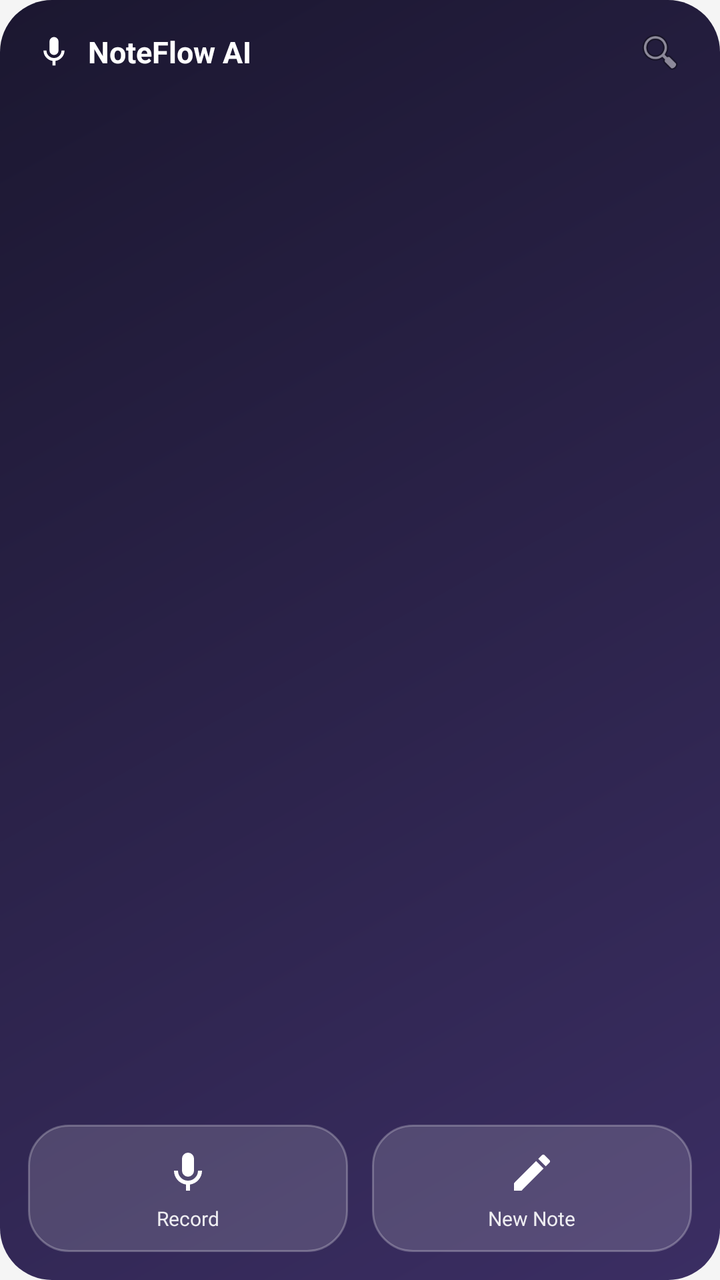
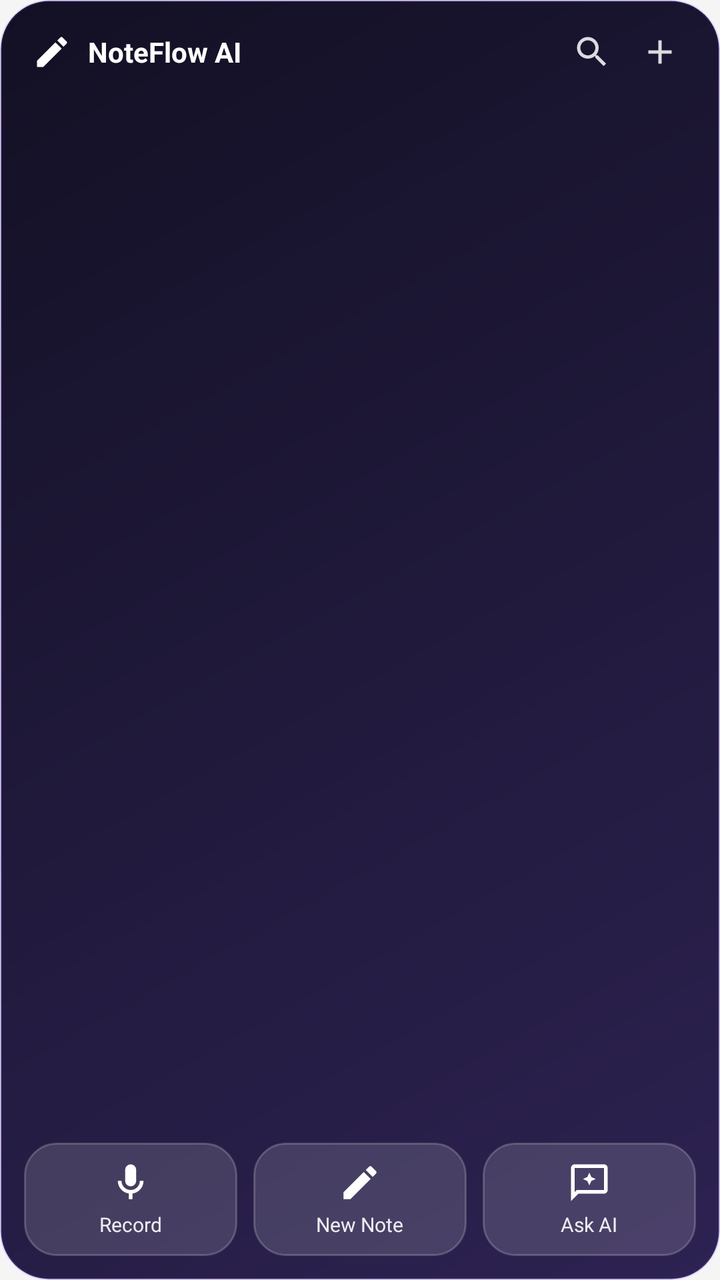

Screens rendered from an Android XML layout before and after an edit, with the pre-edit source and the edit as a unified diff.
<!-- AndroidManifest.xml: application theme Theme.NoteFlowAI -->
<!-- res/layout/widget_layout.xml -->
<?xml version="1.0" encoding="utf-8"?>
<LinearLayout xmlns:android="http://schemas.android.com/apk/res/android"
    android:layout_width="match_parent"
    android:layout_height="match_parent"
    android:orientation="vertical"
    android:background="@drawable/widget_background"
    android:padding="14dp">

    
    <LinearLayout
        android:id="@+id/widgetTitle"
        android:layout_width="match_parent"
        android:layout_height="wrap_content"
        android:orientation="horizontal"
        android:gravity="center_vertical"
        android:paddingHorizontal="4dp"
        android:paddingBottom="8dp">

        <ImageView
            android:layout_width="18dp"
            android:layout_height="18dp"
            android:src="@drawable/ic_notification_mic"
            android:layout_marginEnd="8dp" />

        <TextView
            android:id="@+id/widgetTitleText"
            android:layout_width="0dp"
            android:layout_height="wrap_content"
            android:layout_weight="1"
            android:text="@string/app_name"
            android:textSize="15sp"
            android:textStyle="bold"
            android:textColor="#FFFFFF" />

        <ImageView
            android:id="@+id/widgetSearchBtn"
            android:layout_width="24dp"
            android:layout_height="24dp"
            android:src="@android:drawable/ic_menu_search"
            android:alpha="0.8" />
    </LinearLayout>

    
    <ListView
        android:id="@+id/widgetNotesList"
        android:layout_width="match_parent"
        android:layout_height="0dp"
        android:layout_weight="1"
        android:divider="@android:color/transparent"
        android:dividerHeight="0dp"
        android:scrollbars="none" />

    
    <TextView
        android:id="@+id/widgetEmptyText"
        android:layout_width="match_parent"
        android:layout_height="0dp"
        android:layout_weight="1"
        android:gravity="center"
        android:text="No notes yet"
        android:textColor="#80FFFFFF"
        android:textSize="12sp"
        android:visibility="gone" />

    
    <LinearLayout
        android:layout_width="match_parent"
        android:layout_height="wrap_content"
        android:orientation="horizontal"
        android:gravity="center"
        android:paddingTop="8dp">

        <LinearLayout
            android:id="@+id/widgetRecordBtn"
            android:layout_width="0dp"
            android:layout_height="wrap_content"
            android:layout_weight="1"
            android:orientation="vertical"
            android:gravity="center"
            android:background="@drawable/widget_button_bg"
            android:paddingTop="12dp"
            android:paddingBottom="10dp">

            <ImageView
                android:layout_width="24dp"
                android:layout_height="24dp"
                android:src="@drawable/ic_widget_mic" />

            <TextView
                android:id="@+id/widgetRecordLabel"
                android:layout_width="wrap_content"
                android:layout_height="wrap_content"
                android:text="@string/widget_record"
                android:textSize="10sp"
                android:textColor="#E6FFFFFF"
                android:layout_marginTop="4dp" />
        </LinearLayout>

        <LinearLayout
            android:id="@+id/widgetNoteBtn"
            android:layout_width="0dp"
            android:layout_height="wrap_content"
            android:layout_weight="1"
            android:layout_marginStart="12dp"
            android:orientation="vertical"
            android:gravity="center"
            android:background="@drawable/widget_button_bg"
            android:paddingTop="12dp"
            android:paddingBottom="10dp">

            <ImageView
                android:layout_width="24dp"
                android:layout_height="24dp"
                android:src="@drawable/ic_widget_note" />

            <TextView
                android:id="@+id/widgetNoteLabel"
                android:layout_width="wrap_content"
                android:layout_height="wrap_content"
                android:text="@string/widget_new_note"
                android:textSize="10sp"
                android:textColor="#E6FFFFFF"
                android:layout_marginTop="4dp" />
        </LinearLayout>
    </LinearLayout>
</LinearLayout>
<!-- resources referenced by this layout -->
<resources>
  <!-- drawable ic_notification_mic (drawable) -->
  <vector xmlns:android="http://schemas.android.com/apk/res/android"
      android:width="24dp"
      android:height="24dp"
      android:viewportWidth="24"
      android:viewportHeight="24">
      <path
          android:fillColor="#FFFFFFFF"
          android:pathData="M12 14a3 3 0 0 0 3-3V5a3 3 0 0 0-6 0v6a3 3 0 0 0 3 3zm5-3a5 5 0 0 1-10 0H5a7 7 0 0 0 6 6.92V21h2v-3.08A7 7 0 0 0 19 11h-2z" />
  </vector>
  <!-- drawable ic_widget_mic (drawable) -->
  <vector xmlns:android="http://schemas.android.com/apk/res/android"
      android:width="24dp"
      android:height="24dp"
      android:viewportWidth="24"
      android:viewportHeight="24">
      <path
          android:fillColor="#FFFFFFFF"
          android:pathData="M12 14a3 3 0 0 0 3-3V5a3 3 0 0 0-6 0v6a3 3 0 0 0 3 3zm5-3a5 5 0 0 1-10 0H5a7 7 0 0 0 6 6.92V21h2v-3.08A7 7 0 0 0 19 11h-2z" />
  </vector>
  <!-- drawable ic_widget_note (drawable) -->
  <vector xmlns:android="http://schemas.android.com/apk/res/android"
      android:width="24dp"
      android:height="24dp"
      android:viewportWidth="24"
      android:viewportHeight="24">
      <path
          android:fillColor="#FFFFFFFF"
          android:pathData="M3 17.25V21h3.75L17.81 9.94l-3.75-3.75L3 17.25zM20.71 7.04c.39-.39.39-1.02 0-1.41l-2.34-2.34a.9959.9959 0 0 0-1.41 0l-1.83 1.83 3.75 3.75 1.83-1.83z" />
  </vector>
  <!-- drawable widget_background (drawable) -->
  <?xml version="1.0" encoding="utf-8"?>
  <shape xmlns:android="http://schemas.android.com/apk/res/android"
      android:shape="rectangle">
      <gradient
          android:type="linear"
          android:angle="135"
          android:startColor="#3B2E63"
          android:endColor="#1B1730" />
      <corners android:radius="26dp" />
  </shape>
  <!-- drawable widget_button_bg (drawable) -->
  <?xml version="1.0" encoding="utf-8"?>
  <shape xmlns:android="http://schemas.android.com/apk/res/android"
      android:shape="rectangle">
      <solid android:color="#26FFFFFF" />
      <stroke android:width="1dp" android:color="#40FFFFFF" />
      <corners android:radius="20dp" />
  </shape>
  <string name="app_name">NoteFlow AI</string>
  <string name="widget_new_note">New Note</string>
  <string name="widget_record">Record</string>
  <color name="primary">#3F51B5</color>
  <color name="on_primary">#FFFFFFFF</color>
  <color name="secondary">#00BCD4</color>
  <color name="on_secondary">#000000</color>
  <color name="background">#F5F5F5</color>
  <!-- unchanged entries left out for length: 1 -->
</resources>

<!-- the commit's change to res/layout/widget_layout.xml (unified diff, before → after) -->
@@ -1,10 +1,11 @@
 <?xml version="1.0" encoding="utf-8"?>
 <LinearLayout xmlns:android="http://schemas.android.com/apk/res/android"
+    android:id="@android:id/background"
     android:layout_width="match_parent"
     android:layout_height="match_parent"
     android:orientation="vertical"
     android:background="@drawable/widget_background"
-    android:padding="14dp">
+    android:padding="12dp">
 
     
     <LinearLayout
@@ -17,9 +18,9 @@
         android:paddingBottom="8dp">
 
         <ImageView
-            android:layout_width="18dp"
-            android:layout_height="18dp"
-            android:src="@drawable/ic_notification_mic"
+            android:layout_width="20dp"
+            android:layout_height="20dp"
+            android:src="@drawable/ic_widget_note"
             android:layout_marginEnd="8dp" />
 
         <TextView
@@ -28,39 +29,82 @@
             android:layout_height="wrap_content"
             android:layout_weight="1"
             android:text="@string/app_name"
-            android:textSize="15sp"
+            android:textSize="14sp"
             android:textStyle="bold"
             android:textColor="#FFFFFF" />
 
+        
         <ImageView
             android:id="@+id/widgetSearchBtn"
-            android:layout_width="24dp"
-            android:layout_height="24dp"
-            android:src="@android:drawable/ic_menu_search"
-            android:alpha="0.8" />
+            android:layout_width="28dp"
+            android:layout_height="28dp"
+            android:padding="4dp"
+            android:src="@drawable/ic_widget_search"
+            android:contentDescription="@string/widget_search"
+            android:alpha="0.85" />
+
+        
+        <ImageView
+            android:id="@+id/widgetQuickAddBtn"
+            android:layout_width="28dp"
+            android:layout_height="28dp"
+            android:padding="4dp"
+            android:layout_marginStart="6dp"
+            android:src="@drawable/ic_widget_add"
+            android:contentDescription="@string/widget_new_note"
+            android:alpha="0.85" />
     </LinearLayout>
 
     
-    <ListView
-        android:id="@+id/widgetNotesList"
+    <FrameLayout
         android:layout_width="match_parent"
         android:layout_height="0dp"
-        android:layout_weight="1"
-        android:divider="@android:color/transparent"
-        android:dividerHeight="0dp"
-        android:scrollbars="none" />
+        android:layout_weight="1">
 
-    
-    <TextView
-        android:id="@+id/widgetEmptyText"
-        android:layout_width="match_parent"
-        android:layout_height="0dp"
-        android:layout_weight="1"
-        android:gravity="center"
-        android:text="No notes yet"
-        android:textColor="#80FFFFFF"
-        android:textSize="12sp"
-        android:visibility="gone" />
+        <ListView
+            android:id="@+id/widgetNotesList"
+            android:layout_width="match_parent"
+            android:layout_height="match_parent"
+            android:divider="@android:color/transparent"
+            android:dividerHeight="0dp"
+            android:scrollbars="none" />
+
+        
+        <LinearLayout
+            android:id="@+id/widgetEmptyState"
+            android:layout_width="match_parent"
+            android:layout_height="match_parent"
+            android:orientation="vertical"
+            android:gravity="center"
+            android:padding="16dp"
+            android:visibility="gone">
+
+            <ImageView
+                android:layout_width="32dp"
+                android:layout_height="32dp"
+                android:src="@drawable/ic_widget_note"
+                android:alpha="0.5" />
+
+            <TextView
+                android:id="@+id/widgetEmptyTitle"
+                android:layout_width="wrap_content"
+                android:layout_height="wrap_content"
+                android:text="@string/widget_empty_title"
+                android:textColor="#E0E7FF"
+                android:textSize="13sp"
+                android:textStyle="bold"
+                android:layout_marginTop="8dp" />
+
+            <TextView
+                android:id="@+id/widgetEmptySubtitle"
+                android:layout_width="wrap_content"
+                android:layout_height="wrap_content"
+                android:text="@string/widget_empty_subtitle"
+                android:textColor="#99A5B4FC"
+                android:textSize="11sp"
+                android:layout_marginTop="2dp" />
+        </LinearLayout>
+    </FrameLayout>
 
     
     <LinearLayout
@@ -70,6 +114,7 @@
         android:gravity="center"
         android:paddingTop="8dp">
 
+        
         <LinearLayout
             android:id="@+id/widgetRecordBtn"
             android:layout_width="0dp"
@@ -78,12 +123,11 @@
             android:orientation="vertical"
             android:gravity="center"
             android:background="@drawable/widget_button_bg"
-            android:paddingTop="12dp"
-            android:paddingBottom="10dp">
+            android:paddingVertical="9dp">
 
             <ImageView
-                android:layout_width="24dp"
-                android:layout_height="24dp"
+                android:layout_width="22dp"
+                android:layout_height="22dp"
                 android:src="@drawable/ic_widget_mic" />
 
             <TextView
@@ -93,24 +137,24 @@
                 android:text="@string/widget_record"
                 android:textSize="10sp"
                 android:textColor="#E6FFFFFF"
-                android:layout_marginTop="4dp" />
+                android:layout_marginTop="3dp" />
         </LinearLayout>
 
+        
         <LinearLayout
             android:id="@+id/widgetNoteBtn"
             android:layout_width="0dp"
             android:layout_height="wrap_content"
             android:layout_weight="1"
-            android:layout_marginStart="12dp"
+            android:layout_marginStart="8dp"
             android:orientation="vertical"
             android:gravity="center"
             android:background="@drawable/widget_button_bg"
-            android:paddingTop="12dp"
-            android:paddingBottom="10dp">
+            android:paddingVertical="9dp">
 
             <ImageView
-                android:layout_width="24dp"
-                android:layout_height="24dp"
+                android:layout_width="22dp"
+                android:layout_height="22dp"
                 android:src="@drawable/ic_widget_note" />
 
             <TextView
@@ -120,7 +164,34 @@
                 android:text="@string/widget_new_note"
                 android:textSize="10sp"
                 android:textColor="#E6FFFFFF"
-                android:layout_marginTop="4dp" />
+                android:layout_marginTop="3dp" />
+        </LinearLayout>
+
+        
+        <LinearLayout
+            android:id="@+id/widgetChatBtn"
+            android:layout_width="0dp"
+            android:layout_height="wrap_content"
+            android:layout_weight="1"
+            android:layout_marginStart="8dp"
+            android:orientation="vertical"
+            android:gravity="center"
+            android:background="@drawable/widget_button_bg"
+            android:paddingVertical="9dp">
+
+            <ImageView
+                android:layout_width="22dp"
+                android:layout_height="22dp"
+                android:src="@drawable/ic_widget_chat" />
+
+            <TextView
+                android:id="@+id/widgetChatLabel"
+                android:layout_width="wrap_content"
+                android:layout_height="wrap_content"
+                android:text="@string/widget_ask_ai"
+                android:textSize="10sp"
+                android:textColor="#E6FFFFFF"
+                android:layout_marginTop="3dp" />
         </LinearLayout>
     </LinearLayout>
 </LinearLayout>
<!-- resource entries referenced after the edit -->
@@ -1,6 +1,6 @@
 <!-- resources referenced by this layout -->
 <resources>
-  <!-- drawable ic_notification_mic (drawable) -->
+  <!-- drawable ic_widget_add (drawable) -->
   <vector xmlns:android="http://schemas.android.com/apk/res/android"
       android:width="24dp"
       android:height="24dp"
@@ -8,7 +8,17 @@
       android:viewportHeight="24">
       <path
           android:fillColor="#FFFFFFFF"
-          android:pathData="M12 14a3 3 0 0 0 3-3V5a3 3 0 0 0-6 0v6a3 3 0 0 0 3 3zm5-3a5 5 0 0 1-10 0H5a7 7 0 0 0 6 6.92V21h2v-3.08A7 7 0 0 0 19 11h-2z" />
+          android:pathData="M19,13h-6v6h-2v-6H5v-2h6V5h2v6h6v2z" />
+  </vector>
+  <!-- drawable ic_widget_chat (drawable) -->
+  <vector xmlns:android="http://schemas.android.com/apk/res/android"
+      android:width="24dp"
+      android:height="24dp"
+      android:viewportWidth="24"
+      android:viewportHeight="24">
+      <path
+          android:fillColor="#FFFFFFFF"
+          android:pathData="M20,2H4c-1.1,0 -2,0.9 -2,2v18l4,-4h14c1.1,0 2,-0.9 2,-2V4c0,-1.1 -0.9,-2 -2,-2zm0,14H5.17L4,17.17V4h16v12zm-8,-9.5l1.09,2.41L15.5,10l-2.41,1.09L12,13.5l-1.09,-2.41L8.5,10l2.41,-1.09L12,6.5z" />
   </vector>
   <!-- drawable ic_widget_mic (drawable) -->
   <vector xmlns:android="http://schemas.android.com/apk/res/android"
@@ -30,6 +40,16 @@
           android:fillColor="#FFFFFFFF"
           android:pathData="M3 17.25V21h3.75L17.81 9.94l-3.75-3.75L3 17.25zM20.71 7.04c.39-.39.39-1.02 0-1.41l-2.34-2.34a.9959.9959 0 0 0-1.41 0l-1.83 1.83 3.75 3.75 1.83-1.83z" />
   </vector>
+  <!-- drawable ic_widget_search (drawable) -->
+  <vector xmlns:android="http://schemas.android.com/apk/res/android"
+      android:width="24dp"
+      android:height="24dp"
+      android:viewportWidth="24"
+      android:viewportHeight="24">
+      <path
+          android:fillColor="#FFFFFFFF"
+          android:pathData="M15.5,14h-0.79l-0.28,-0.27C15.41,12.59 16,11.11 16,9.5 16,5.91 13.09,3 9.5,3S3,5.91 3,9.5 5.91,16 9.5,16c1.61,0 3.09,-0.59 4.23,-1.57l0.27,0.28v0.79l5,4.99L20.49,19l-4.99,-5zm-6,0C7.01,14 5,11.99 5,9.5S7.01,5 9.5,5 14,7.01 14,9.5 11.99,14 9.5,14z" />
+  </vector>
   <!-- drawable widget_background (drawable) -->
   <?xml version="1.0" encoding="utf-8"?>
   <shape xmlns:android="http://schemas.android.com/apk/res/android"
@@ -37,21 +57,32 @@
       <gradient
           android:type="linear"
           android:angle="135"
-          android:startColor="#3B2E63"
-          android:endColor="#1B1730" />
-      <corners android:radius="26dp" />
+          android:startColor="#2D2252"
+          android:endColor="#131024" />
+      <stroke
+          android:width="1dp"
+          android:color="#338B5CF6" />
+      <corners android:radius="24dp" />
   </shape>
   <!-- drawable widget_button_bg (drawable) -->
   <?xml version="1.0" encoding="utf-8"?>
-  <shape xmlns:android="http://schemas.android.com/apk/res/android"
-      android:shape="rectangle">
-      <solid android:color="#26FFFFFF" />
-      <stroke android:width="1dp" android:color="#40FFFFFF" />
-      <corners android:radius="20dp" />
-  </shape>
+  <ripple xmlns:android="http://schemas.android.com/apk/res/android"
+      android:color="#408B5CF6">
+      <item>
+          <shape android:shape="rectangle">
+              <solid android:color="#24FFFFFF" />
+              <stroke android:width="1dp" android:color="#33FFFFFF" />
+              <corners android:radius="16dp" />
+          </shape>
+      </item>
+  </ripple>
   <string name="app_name">NoteFlow AI</string>
+  <string name="widget_ask_ai">Ask AI</string>
+  <string name="widget_empty_subtitle">Tap + to capture your first idea</string>
+  <string name="widget_empty_title">Your second brain is empty</string>
   <string name="widget_new_note">New Note</string>
   <string name="widget_record">Record</string>
+  <string name="widget_search">Search notes</string>
   <color name="primary">#3F51B5</color>
   <color name="on_primary">#FFFFFFFF</color>
   <color name="secondary">#00BCD4</color>
